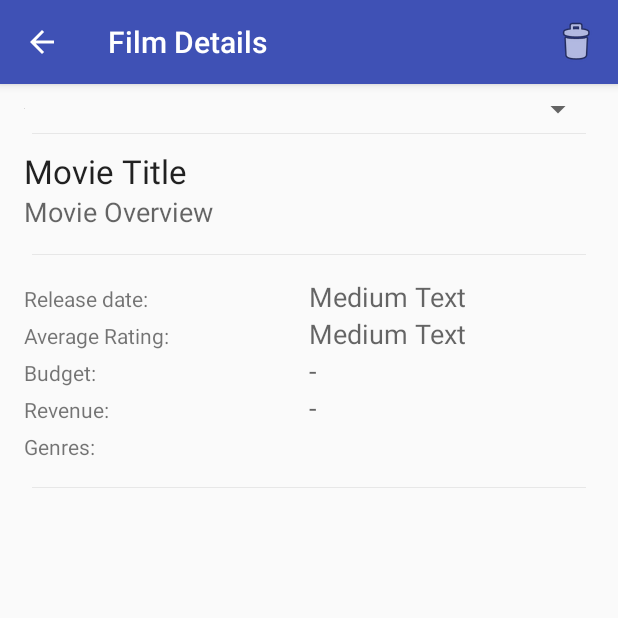
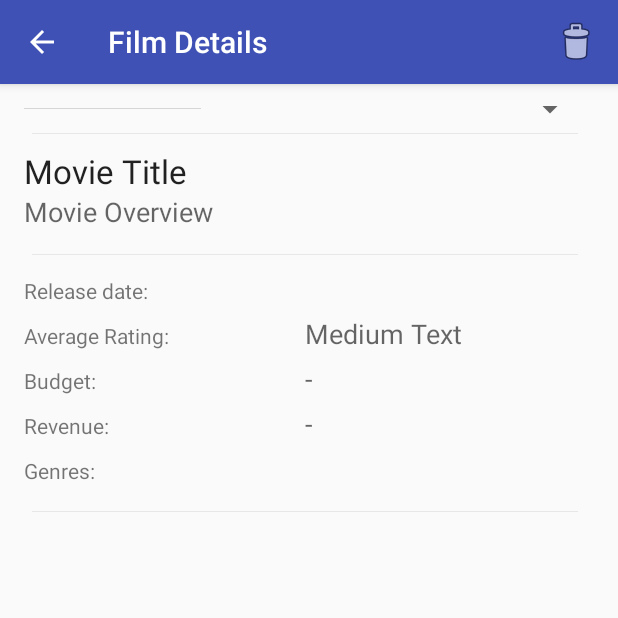
Before and after one commit to Eddydpyl/FABS, an Android app: the MovieDetailsActivityFragment screen opened directly, with no data from a screen before it, on a phone screen of 412 x 824 dp, the top half of it. Run offline under Robolectric (Android 15) with nearby library versions, the phone set to English and light mode, and no system bars; our stand-ins replace Picasso; pictures from the network do not load; 15 statements that could not run were skipped.

Commit message:
Made MovieDetails a tad bit more visually appealing

```diff
--- a/app/src/main/java/com/eduardo/fabs/movies/MovieDetailsActivityFragment.java
+++ b/app/src/main/java/com/eduardo/fabs/movies/MovieDetailsActivityFragment.java
@@ -316,6 +316,8 @@ public class MovieDetailsActivityFragment extends Fragment {
                 trailers.addView(view);
             }
 
+            //TODO: Add some reviews
+
             // Disable score field if user has not chosen a status yet
             if(status.getSelectedItemPosition() == 0){
                 personal_score.setEnabled(false);
--- a/app/src/main/res/layout/fragment_movie_details.xml
+++ b/app/src/main/res/layout/fragment_movie_details.xml
@@ -14,27 +14,32 @@
     <LinearLayout
         android:orientation="vertical"
         android:layout_width="match_parent"
-        android:layout_height="match_parent">
+        android:layout_height="match_parent"
+        android:layout_marginRight="5dp">
 
         <LinearLayout
             android:orientation="horizontal"
             android:layout_width="match_parent"
-            android:layout_height="wrap_content">
+            android:layout_height="wrap_content"
+            android:weightSum="3">
 
             <ImageView
-                android:layout_width="wrap_content"
+                android:layout_width="0dp"
                 android:layout_height="wrap_content"
                 android:id="@+id/poster"
-                android:scaleType="center"/>
+                android:scaleType="center"
+                android:layout_weight="1"/>
 
             <LinearLayout
                 android:orientation="vertical"
-                android:layout_width="match_parent"
+                android:layout_width="0dp"
                 android:layout_height="match_parent"
                 android:layout_alignTop="@id/poster"
                 android:layout_toRightOf="@id/poster"
                 android:layout_toEndOf="@id/poster"
                 android:layout_alignBottom="@id/poster"
+                android:layout_marginLeft="20dp"
+                android:layout_weight="2"
                 android:weightSum="3">
 
                 <LinearLayout
@@ -50,8 +55,7 @@
                         android:text="Status:"
                         android:id="@+id/textView_status"
                         android:layout_weight="1"
-                        android:layout_gravity="center"
-                        android:layout_marginLeft="20dp"/>
+                        android:layout_gravity="center"/>
 
                     <Spinner
                         android:layout_width="0dp"
@@ -74,8 +78,7 @@
                         android:layout_width="0dp"
                         android:layout_height="wrap_content"
                         android:layout_weight="1"
-                        android:layout_gravity="center"
-                        android:layout_marginLeft="20dp">
+                        android:layout_gravity="center">
 
                         <TextView
                             android:layout_width="wrap_content"
@@ -95,6 +98,7 @@
                         android:orientation="horizontal"
                         android:layout_width="0dp"
                         android:layout_height="wrap_content"
+                        android:layout_gravity="center"
                         android:layout_weight="1"
                         android:weightSum="2">
 
@@ -133,8 +137,7 @@
                         android:text="Score:"
                         android:id="@+id/textView_personal_score"
                         android:layout_weight="1"
-                        android:layout_gravity="center"
-                        android:layout_marginLeft="20dp"/>
+                        android:layout_gravity="center"/>
 
                     <Spinner
                         android:layout_width="0dp"
@@ -182,13 +185,14 @@
             android:scaleType="fitXY"
             android:paddingLeft="5dp"
             android:paddingRight="5dp"
-            android:paddingBottom="15dp"
+            android:paddingBottom="10dp"
             android:paddingTop="@dimen/activity_vertical_margin" />
 
         <LinearLayout
             android:layout_width="match_parent"
             android:layout_height="wrap_content"
             android:orientation="horizontal"
+            android:layout_marginBottom="5dp"
             android:weightSum="2">
 
             <TextView
@@ -202,7 +206,6 @@
                 android:layout_height="wrap_content"
                 android:layout_weight="1"
                 android:textAppearance="?android:attr/textAppearanceMedium"
-                android:text="Medium Text"
                 android:id="@+id/releaseDate" />
 
         </LinearLayout>
@@ -211,6 +214,7 @@
             android:layout_width="match_parent"
             android:layout_height="wrap_content"
             android:orientation="horizontal"
+            android:layout_marginBottom="5dp"
             android:weightSum="2">
 
             <TextView
@@ -233,6 +237,7 @@
             android:layout_width="match_parent"
             android:layout_height="wrap_content"
             android:orientation="horizontal"
+            android:layout_marginBottom="5dp"
             android:weightSum="2">
 
             <TextView
@@ -255,6 +260,7 @@
             android:layout_width="match_parent"
             android:layout_height="wrap_content"
             android:orientation="horizontal"
+            android:layout_marginBottom="5dp"
             android:weightSum="2">
 
             <TextView
```
